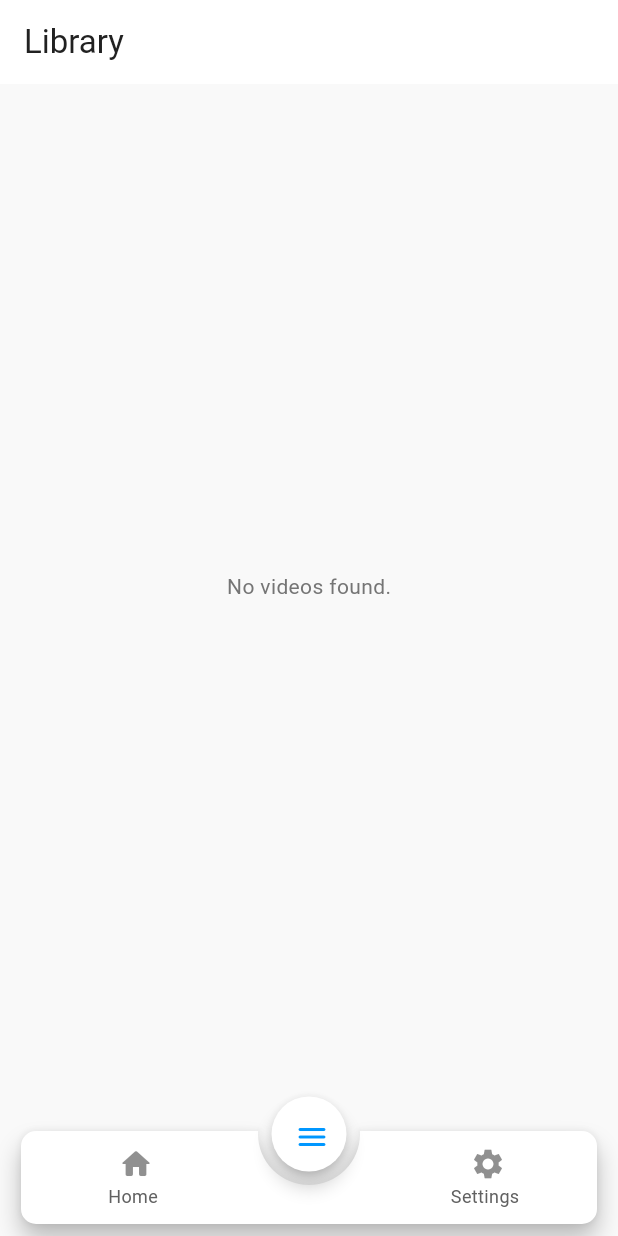
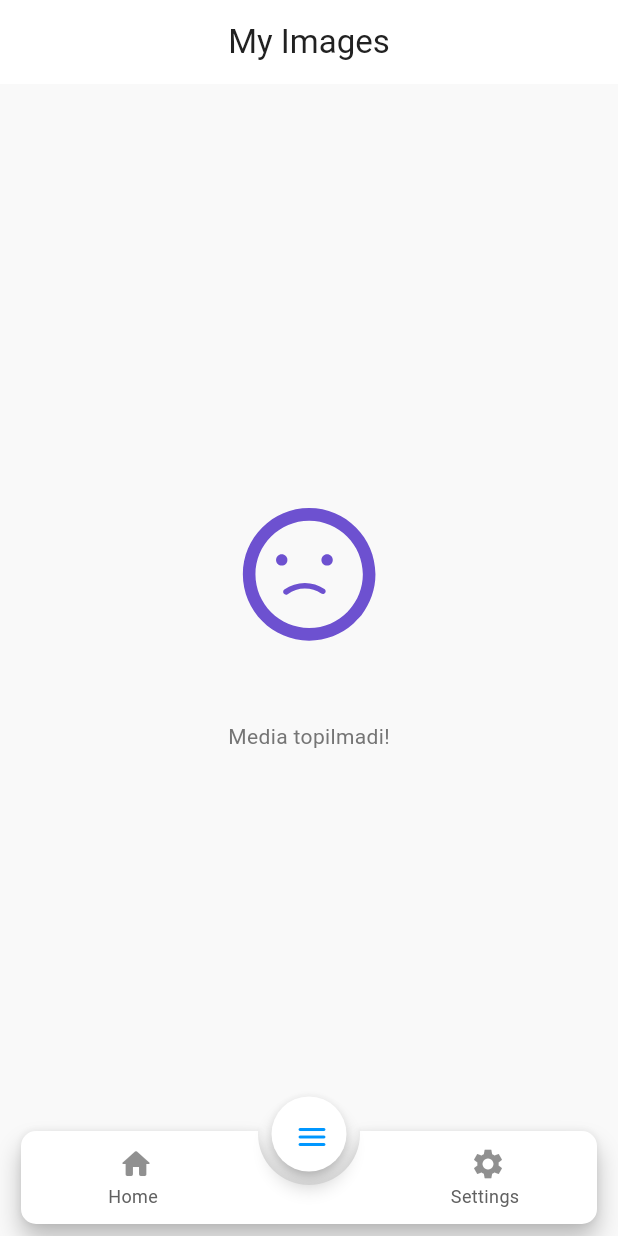
Before and after one commit to sodiqjon-maxammadjonov/set_live_wallpaper, a Flutter app: the screen it shows after launch, item 2 of the bottom bar chosen, on a phone screen of 412 x 824 dp. Run offline on Flutter 3.47's test engine with Material 3 defaults, Android fonts, the phone set to English and light mode, and no system bars; drawn by our look-alikes of animated_notch_bottom_bar; our stand-ins replace bloc, flutter_bloc, lottie.

Commit message:
f*cking changes

```diff
--- a/lib/src/screens/main_screens/library/bloc/library_bloc.dart
+++ b/lib/src/screens/main_screens/library/bloc/library_bloc.dart
@@ -20,7 +20,7 @@ class LibraryBloc extends Bloc<LibraryEvent, LibraryState> {
     emit(LibraryLoadingState());
     try {
 
-      await MediaFunction(emit: emit.call).fetchVideos();
+      await MediaFunction(emit: emit.call).fetchImages();
     } catch (e) {
       emit(LibraryErrorState('Videolarni olishda xatolik: $e'));
     }
--- a/lib/src/screens/main_screens/library/library_screen.dart
+++ b/lib/src/screens/main_screens/library/library_screen.dart
@@ -1,6 +1,7 @@
 import 'package:flutter/material.dart';
 import 'package:flutter_bloc/flutter_bloc.dart';
 import 'package:set_live_wallpaper/src/screens/main_screens/library/bloc/library_bloc.dart';
+import 'package:set_live_wallpaper/src/util/proccess/not_found.dart';
 
 class LibraryScreen extends StatelessWidget {
   const LibraryScreen({Key? key}) : super(key: key);
@@ -9,33 +10,73 @@ class LibraryScreen extends StatelessWidget {
   Widget build(BuildContext context) {
     return Scaffold(
       appBar: AppBar(
-        title: const Text('Library'),
+        title: const Text('My Images'),
+        centerTitle: true,
       ),
       body: BlocProvider(
         create: (context) => LibraryBloc()..add(LibraryMediaLoadEvent()),
         child: BlocBuilder<LibraryBloc, LibraryState>(
           builder: (context, state) {
             if (state is LibraryLoadingState) {
-              return const Center(child: CircularProgressIndicator());
+              return const Center(child: CircularProgressIndicator.adaptive());
             } else if (state is LibrarySuccessState) {
-              return ListView.builder(
-                itemCount: state.mediaFiles.length,
-                itemBuilder: (context, index) {
-                  return ListTile(
-                    leading: Icon(Icons.video_library),
-                    title: Text(state.mediaFiles[index].path),
-                    onTap: () {
-
-                    },
-                  );
+              return RefreshIndicator(
+                onRefresh: () async {
+                  context.read<LibraryBloc>().add(LibraryMediaLoadEvent());
                 },
+                child: GridView.builder(
+                  padding: const EdgeInsets.all(8),
+                  gridDelegate: const SliverGridDelegateWithFixedCrossAxisCount(
+                    crossAxisCount: 3,
+                    childAspectRatio: 1.0,
+                    crossAxisSpacing: 8,
+                    mainAxisSpacing: 8,
+                  ),
+                  itemCount: state.mediaFiles.length,
+                  itemBuilder: (context, index) {
+                    final imageFile = state.mediaFiles[index];
+                    return GestureDetector(
+                      onTap: () {
+                        // Ko'rsatilgan rasmga ishlov berish
+                      },
+                      child: Container(
+                        decoration: BoxDecoration(
+                          borderRadius: BorderRadius.circular(12),
+                          color: Colors.grey.shade200,
+                        ),
+                        child: ClipRRect(
+                          borderRadius: BorderRadius.circular(12),
+                          child: Image.file(
+                            imageFile,
+                            fit: BoxFit.cover,
+                          ),
+                        ),
+                      ),
+                    );
+                  },
+                ),
               );
             } else if (state is LibraryErrorState) {
-              return Center(child: Text('Error: ${state.errorMessage}'));
+              return Center(
+                child: Column(
+                  mainAxisAlignment: MainAxisAlignment.center,
+                  children: [
+                    const Icon(Icons.error_outline, size: 80, color: Colors.red),
+                    const SizedBox(height: 16),
+                    Text('Error: ${state.errorMessage}'),
+                    TextButton(
+                      onPressed: () {
+                        context.read<LibraryBloc>().add(LibraryMediaLoadEvent());
+                      },
+                      child: const Text('Retry'),
+                    ),
+                  ],
+                ),
+              );
             } else if (state is LibraryEmptyState) {
-              return const Center(child: Text('No videos found.'));
+              return const NotFound();
             }
-            return const Center(child: Text('Unexpected state.'));
+            return const Center(child: Text('Unexpected state'));
           },
         ),
       ),
--- a/lib/src/screens/test_screen/test.dart
+++ b/lib/src/screens/test_screen/test.dart
@@ -27,7 +27,7 @@ class TestScreen extends StatelessWidget {
                     log('Xatolik: ${state.errorMessage}');
                   }
                 });
-                await mediaFunction.fetchVideos();
+                await mediaFunction.fetchImages();
               },
               child: const Text('Fetch Videos'),
             ),
--- a/lib/src/util/constants/const_value.dart
+++ b/lib/src/util/constants/const_value.dart
@@ -1,5 +1,5 @@
 class ConstValue {
   static const appName = "SetLiveWallpaper";
-  static const noMedia = "Media topilmadi.";
-  static const unknownError = "Noma\'lum hatolik.";
+  static const noMedia = "Media topilmadi!";
+  static const unknownError = "Noma\'lum hatolik!";
 }
--- /dev/null
+++ b/lib/src/util/proccess/not_found.dart
@@ -0,0 +1,20 @@
+import 'package:flutter/cupertino.dart';
+import 'package:lottie/lottie.dart';
+import 'package:set_live_wallpaper/src/util/constants/const_value.dart';
+
+class NotFound extends StatelessWidget {
+  const NotFound({super.key});
+
+  @override
+  Widget build(BuildContext context) {
+    return Center(
+      child: Column(
+        mainAxisAlignment: MainAxisAlignment.center,
+        children: [
+          Lottie.asset('assets/animations/not_found.json', height: 200),
+          const Text(ConstValue.noMedia)
+        ],
+      ),
+    );
+  }
+}
```
Also changed, not shown: assets/animations/loader.json (added, +1 -0 lines), assets/animations/not_found.json (added, +1 -0 lines), lib/src/function/media/media_function.dart (+19 -26 lines), lib/src/model/media/media_from_db_model.dart (deleted, +0 -8 lines), lib/src/model/media/video_from_db_model.dart (added, +26 -0 lines), pubspec.yaml (+7 -3 lines), pubspec.lock, 1 other file.
